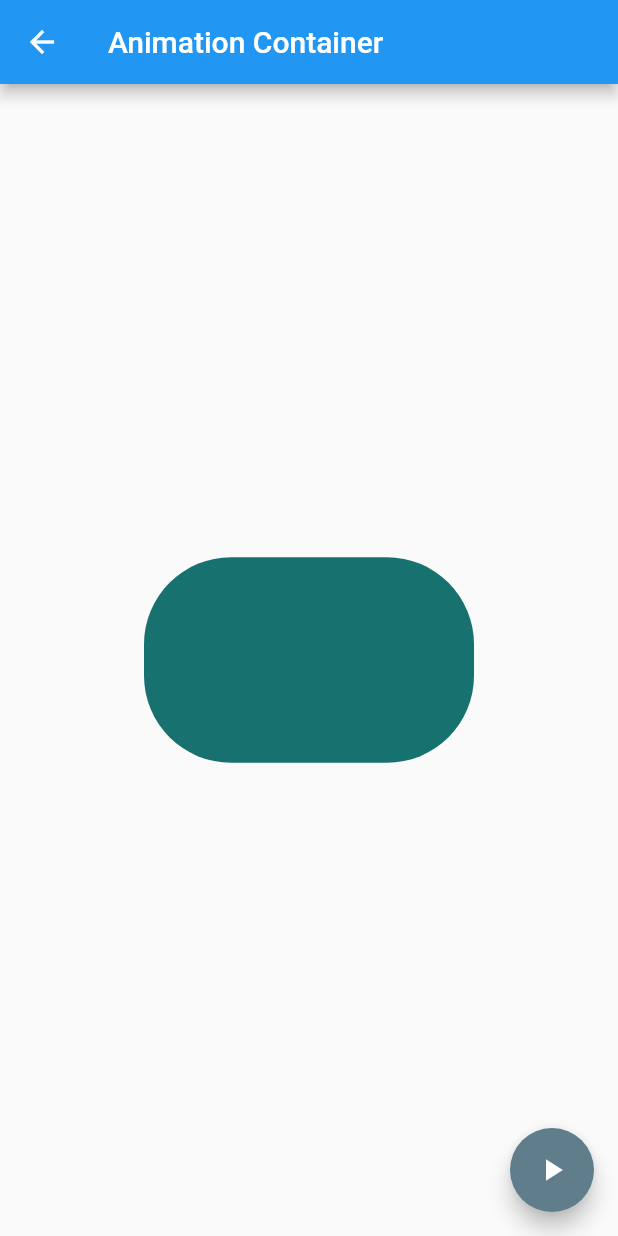
After one commit to 19AlexOrtegaRosas97/app_-Components, a Flutter app: the AnimatedContainerPage screen opened by its route, after a tap on the "play arrow" icon, on a phone screen of 412 x 824 dp. The commit adds this screen. Run offline on Flutter 3.47's test engine with Material 2 defaults, Android fonts, the phone set to English and light mode, and no system bars.

Commit message:
19-04-2020
add animated Container and input

```diff
--- /dev/null
+++ b/lib/src/pages/animated_container.dart
@@ -0,0 +1,55 @@
+import 'dart:math';
+import 'package:flutter/material.dart';
+
+class AnimatedContainerPage extends StatefulWidget {
+  @override
+  _AnimatedContainerPageState createState() => _AnimatedContainerPageState();
+}
+
+class _AnimatedContainerPageState extends State<AnimatedContainerPage> {
+
+  double _width = 50.0;
+  double _height = 50.0;
+  Color _color = Colors.blueGrey[500];
+
+  BorderRadiusGeometry _borderRadius = BorderRadius.circular(8.0);
+
+  @override
+  Widget build(BuildContext context) {
+    return Scaffold(
+      appBar: AppBar(
+        title: Text(
+          'Animation Container',
+        ),
+      ),
+      body: Center(
+        child: AnimatedContainer(
+          width: _width,
+          height: _height,
+          decoration: BoxDecoration(borderRadius: _borderRadius, color: _color),
+          duration: Duration(seconds: 1 ),
+          curve: Curves.fastOutSlowIn,
+        ),
+      ),
+      floatingActionButton: FloatingActionButton(
+        child: Icon(Icons.play_arrow),
+        onPressed: _cambiarForma,
+      ),
+    );
+  }
+
+  void _cambiarForma() {
+    final random = Random();
+
+    setState(() {
+      _width = random.nextInt(300).toDouble();
+      _height = random.nextInt(300).toDouble();
+      _color = Color.fromRGBO(
+        random.nextInt(255),
+        random.nextInt(255),
+        random.nextInt(255),
+        1);
+      _borderRadius = BorderRadius.circular(random.nextInt(100).toDouble());
+    });
+  }
+}
--- a/lib/src/routes/routes.dart
+++ b/lib/src/routes/routes.dart
@@ -1,7 +1,9 @@
 import 'package:app_componentes/src/pages/alert_page.dart';
+import 'package:app_componentes/src/pages/animated_container.dart';
 import 'package:app_componentes/src/pages/avatar_page.dart';
 import 'package:app_componentes/src/pages/card_pages.dart';
 import 'package:app_componentes/src/pages/home.dart';
+import 'package:app_componentes/src/pages/inputs_page.dart';
 import 'package:flutter/material.dart';
 
 Map<String, WidgetBuilder> getAplicationRoutes() {
@@ -11,5 +13,7 @@ Map<String, WidgetBuilder> getAplicationRoutes() {
         'alert'  : (BuildContext context) => AlertPage(),
         'avatar' : (BuildContext context) => AvatarPage(),
         'card'   : (BuildContext context) => CardPage(),
+        'animatedContainer'   : (BuildContext context) => AnimatedContainerPage(),
+        'input'  : (BuildContext context) => InputPage(),
       };
 }
--- a/lib/src/utils/icono_strin_util.dart
+++ b/lib/src/utils/icono_strin_util.dart
@@ -4,6 +4,9 @@ final icons = <String,IconData>{
   'add_alert'     : Icons.add_alert,
   'accessibility' : Icons.accessibility,
   'folder_open'   : Icons.folder_open,
+  'folder_open'   : Icons.folder_open,
+  'donut_small'   : Icons.donut_small,
+  'input'         : Icons.input,
 };
 
 Icon getIcon(String name){
--- a/pubspec.yaml
+++ b/pubspec.yaml
@@ -43,6 +43,7 @@ flutter:
   # To add assets to your application, add an assets section, like this:
   assets:
     - data/menu_opts.json
+    - assets/
   #  - images/a_dot_burr.jpeg
   #  - images/a_dot_ham.jpeg
 
```
Also changed, not shown: data/menu_opts.json (+10 -0 lines), lib/src/pages/alert_page.dart (+49 -6 lines), lib/src/pages/avatar_page.dart (+29 -5 lines), lib/src/pages/card_pages.dart (+53 -9 lines), lib/src/pages/home.dart (+2 -5 lines), lib/src/pages/home_temp.dart (+2 -5 lines), lib/src/pages/inputs_page.dart (added, +56 -0 lines), assets/cargando.gif (added), assets/original.gif (added), lib/main.dart (line endings or trailing spaces).
